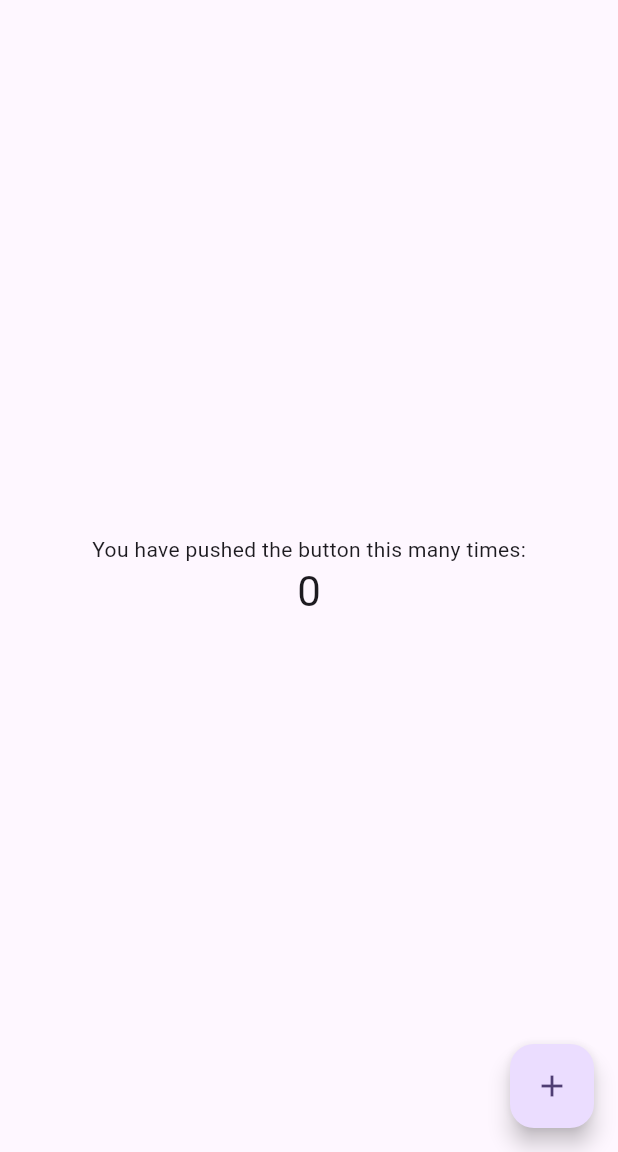
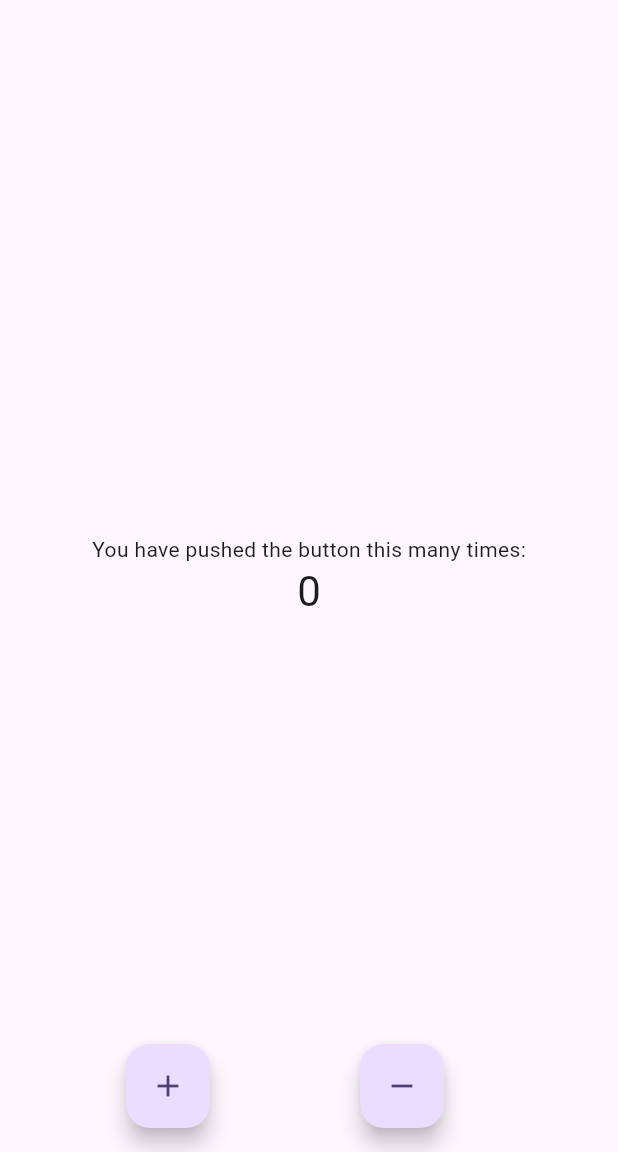
Before and after one commit to Ritex12in/First-Flutter-App, a Flutter app: the screen it shows after launch, on a phone screen of 412 x 824 dp, the part 84-1236 px from its top. Run offline on Flutter 3.47's test engine with Material 3 defaults, Android fonts, the phone set to English and light mode, and no system bars.

Commit message:
addind floating action button

```diff
--- a/lib/main.dart
+++ b/lib/main.dart
@@ -7,27 +7,11 @@ void main() {
 class MyApp extends StatelessWidget {
   const MyApp({super.key});
 
-  // This widget is the root of your application.
   @override
   Widget build(BuildContext context) {
     return MaterialApp(
       title: 'Flutter Demo',
       theme: ThemeData(
-        // This is the theme of your application.
-        //
-        // TRY THIS: Try running your application with "flutter run". You'll see
-        // the application has a purple toolbar. Then, without quitting the app,
-        // try changing the seedColor in the colorScheme below to Colors.green
-        // and then invoke "hot reload" (save your changes or press the "hot
-        // reload" button in a Flutter-supported IDE, or press "r" if you used
-        // the command line to start the app).
-        //
-        // Notice that the counter didn't reset back to zero; the application
-        // state is not lost during the reload. To reset the state, use hot
-        // restart instead.
-        //
-        // This works for code too, not just values: Most code changes can be
-        // tested with just a hot reload.
         colorScheme: ColorScheme.fromSeed(seedColor: Colors.deepPurple),
         useMaterial3: true,
       ),
@@ -38,15 +22,6 @@ class MyApp extends StatelessWidget {
 
 class MyHomePage extends StatefulWidget {
   const MyHomePage({super.key, required this.title});
-
-  // This widget is the home page of your application. It is stateful, meaning
-  // that it has a State object (defined below) that contains fields that affect
-  // how it looks.
-
-  // This class is the configuration for the state. It holds the values (in this
-  // case the title) provided by the parent (in this case the App widget) and
-  // used by the build method of the State. Fields in a Widget subclass are
-  // always marked "final".
 
   final String title;
 
@@ -59,50 +34,24 @@ class _MyHomePageState extends State<MyHomePage> {
 
   void _incrementCounter() {
     setState(() {
-      // This call to setState tells the Flutter framework that something has
-      // changed in this State, which causes it to rerun the build method below
-      // so that the display can reflect the updated values. If we changed
-      // _counter without calling setState(), then the build method would not be
-      // called again, and so nothing would appear to happen.
       _counter++;
+    });
+  }
+  void _decrementCounter() {
+    setState(() {
+      _counter--;
     });
   }
 
   @override
   Widget build(BuildContext context) {
-    // This method is rerun every time setState is called, for instance as done
-    // by the _incrementCounter method above.
-    //
-    // The Flutter framework has been optimized to make rerunning build methods
-    // fast, so that you can just rebuild anything that needs updating rather
-    // than having to individually change instances of widgets.
     return Scaffold(
       appBar: AppBar(
-        // TRY THIS: Try changing the color here to a specific color (to
-        // Colors.amber, perhaps?) and trigger a hot reload to see the AppBar
-        // change color while the other colors stay the same.
         backgroundColor: Theme.of(context).colorScheme.inversePrimary,
-        // Here we take the value from the MyHomePage object that was created by
-        // the App.build method, and use it to set our appbar title.
         title: Text(widget.title),
       ),
       body: Center(
-        // Center is a layout widget. It takes a single child and positions it
-        // in the middle of the parent.
         child: Column(
-          // Column is also a layout widget. It takes a list of children and
-          // arranges them vertically. By default, it sizes itself to fit its
-          // children horizontally, and tries to be as tall as its parent.
-          //
-          // Column has various properties to control how it sizes itself and
-          // how it positions its children. Here we use mainAxisAlignment to
-          // center the children vertically; the main axis here is the vertical
-          // axis because Columns are vertical (the cross axis would be
-          // horizontal).
-          //
-          // TRY THIS: Invoke "debug painting" (choose the "Toggle Debug Paint"
-          // action in the IDE, or press "p" in the console), to see the
-          // wireframe for each widget.
           mainAxisAlignment: MainAxisAlignment.center,
           children: <Widget>[
             const Text(
@@ -115,11 +64,21 @@ class _MyHomePageState extends State<MyHomePage> {
           ],
         ),
       ),
-      floatingActionButton: FloatingActionButton(
-        onPressed: _incrementCounter,
-        tooltip: 'Increment',
-        child: const Icon(Icons.add),
-      ), // This trailing comma makes auto-formatting nicer for build methods.
+      floatingActionButton: Row(
+        mainAxisAlignment: MainAxisAlignment.spaceEvenly,
+        children: [
+          FloatingActionButton(
+            onPressed: _incrementCounter,
+            tooltip: 'Increment',
+            child: const Icon(Icons.add),
+          ),
+          FloatingActionButton(
+            onPressed: _decrementCounter,
+            tooltip: 'Decrement',
+            child: const Icon(Icons.remove),
+          ),
+        ],
+      ),
     );
   }
 }
```
